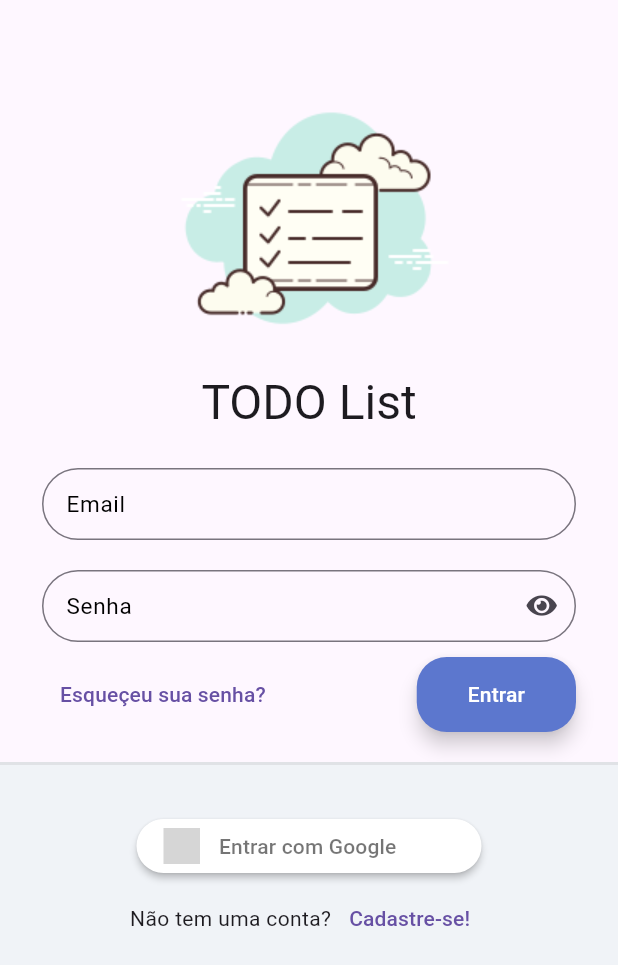
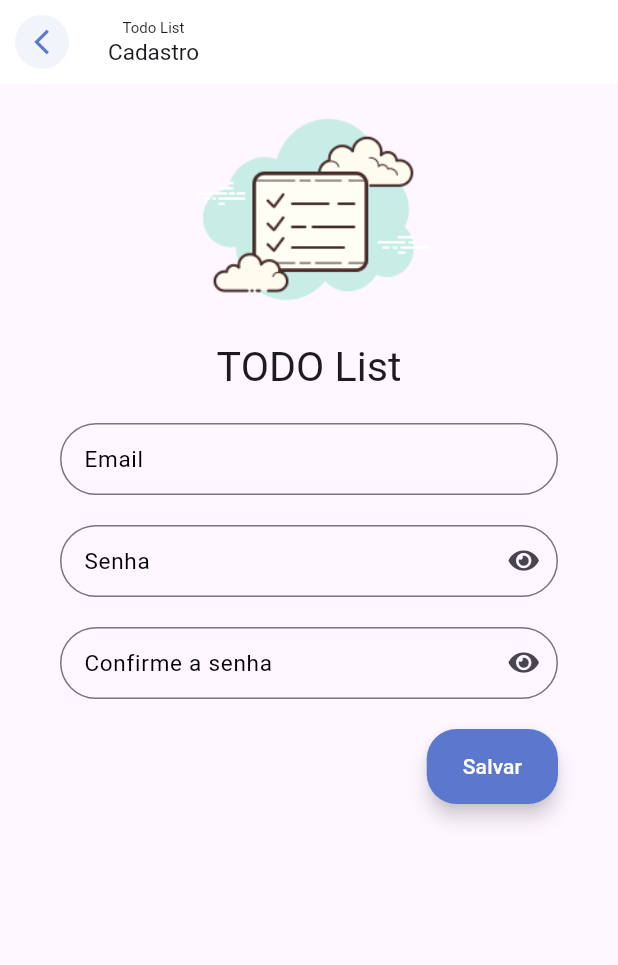
Before and after one commit to thenopholo/todo_list_sqlite_provier, a Flutter app: the screen it shows after launch, after a tap on "Cadastre-se!", on a phone screen of 412 x 824 dp. Shown: the top 965 px of the screen. Run offline on Flutter 3.47's test engine with Material 3 defaults, Android fonts, the phone set to English and light mode, and no system bars; our stand-ins replace flutter_signin_button, google_fonts, sqflite, sqflite_common, synchronized; accounts and stored records are empty; Roboto replaces fonts that are missing (Mandali); grey boxes are pictures that could not be loaded.

Commit message:
feat: Add registration functionality with RegisterPage and RegisterController

```diff
--- a/lib/app/view/auth/auth_module.dart
+++ b/lib/app/view/auth/auth_module.dart
@@ -4,6 +4,8 @@ import 'package:provider/provider.dart';
 import '../../core/modules/todo_list_modules.dart';
 import 'login/login_controller.dart';
 import 'login/login_page.dart';
+import 'register/register_controller.dart';
+import 'register/register_page.dart';
 
 class AuthModule extends TodoListModules {
   AuthModule() : super(
@@ -11,9 +13,13 @@ class AuthModule extends TodoListModules {
       ChangeNotifierProvider(
         create: (_) => LoginController(),
       ),
+      ChangeNotifierProvider(
+        create: (_) => RegisterController(),
+      ),
     ],
     routes: {
       '/login': (contex) => const LoginPage(),
+      '/register': (contex) => const RegisterPage(),
 
     },
   );
--- a/lib/app/view/auth/login/login_page.dart
+++ b/lib/app/view/auth/login/login_page.dart
@@ -92,7 +92,10 @@ class LoginPage extends StatelessWidget {
                               children: [
                                 const Text('Não tem uma conta?'),
                                 TextButton(
-                                  onPressed: () {},
+                                  onPressed: () {
+                                    Navigator.of(context)
+                                        .pushNamed('/register');
+                                  },
                                   child: const Text('Cadastre-se!'),
                                 ),
                               ],
--- /dev/null
+++ b/lib/app/view/auth/register/register_controller.dart
@@ -0,0 +1,5 @@
+import 'package:flutter/material.dart';
+
+class RegisterController extends ChangeNotifier {
+
+}
--- /dev/null
+++ b/lib/app/view/auth/register/register_page.dart
@@ -0,0 +1,84 @@
+import 'package:flutter/material.dart';
+
+import '../../../core/widget/todo_list_field.dart';
+import '../../../core/widget/todo_list_logo.dart';
+import '../../../core/ui/theme_extensions.dart';
+
+class RegisterPage extends StatelessWidget {
+  const RegisterPage({super.key});
+
+  @override
+  Widget build(BuildContext context) {
+    return Scaffold(
+        appBar: AppBar(
+          automaticallyImplyLeading: false,
+          backgroundColor: Colors.white,
+          title: const Column(
+            crossAxisAlignment: CrossAxisAlignment.center,
+            children: [
+              Text('Todo List', style: TextStyle(fontSize: 10)),
+              Text('Cadastro', style: TextStyle(fontSize: 15)),
+            ],
+          ),
+          leading: IconButton(
+            onPressed: () => Navigator.pop(context),
+            icon: ClipOval(
+              child: Container(
+                color: context.primaryColor.withAlpha(20),
+                padding: const EdgeInsets.all(8),
+                child: Icon(
+                  Icons.arrow_back_ios_outlined,
+                  size: 20,
+                  color: context.primaryColor,
+                ),
+              ),
+            ),
+          ),
+        ),
+        body: ListView(
+          children: [
+            Container(
+              height: MediaQuery.of(context).size.height * .25,
+              child: const FittedBox(
+                fit: BoxFit.fitHeight,
+                child: TodoListLogo(),
+              ),
+            ),
+            Padding(
+              padding: const EdgeInsets.symmetric(horizontal: 40, vertical: 20),
+              child: Form(
+                child: Column(
+                  children: [
+                    TodoListField(label: 'Email'),
+                    const SizedBox(
+                      height: 20,
+                    ),
+                    TodoListField(
+                      label: 'Senha',
+                      obscureText: true,
+                    ),
+                    const SizedBox(
+                      height: 20,
+                    ),
+                    TodoListField(
+                      label: 'Confirme a senha',
+                      obscureText: true,
+                    ),
+                    const SizedBox(
+                      height: 20,
+                    ),
+                    Align(
+                      alignment: Alignment.bottomRight,
+                      child: ElevatedButton(
+                        onPressed: () {},
+                        child: const Text('Salvar'),
+                      ),
+                    ),
+                  ],
+                ),
+              ),
+            ),
+          ],
+        ));
+  }
+}
```
Also changed, not shown: lib/app/app_module.dart (+9 -6 lines).
